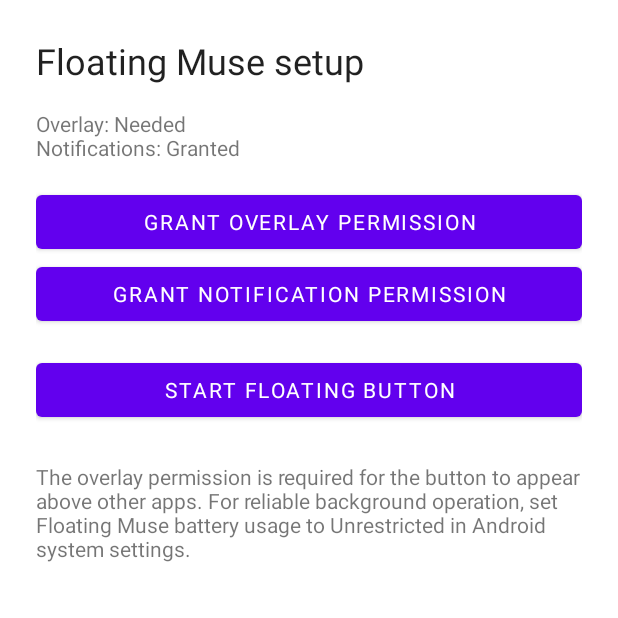
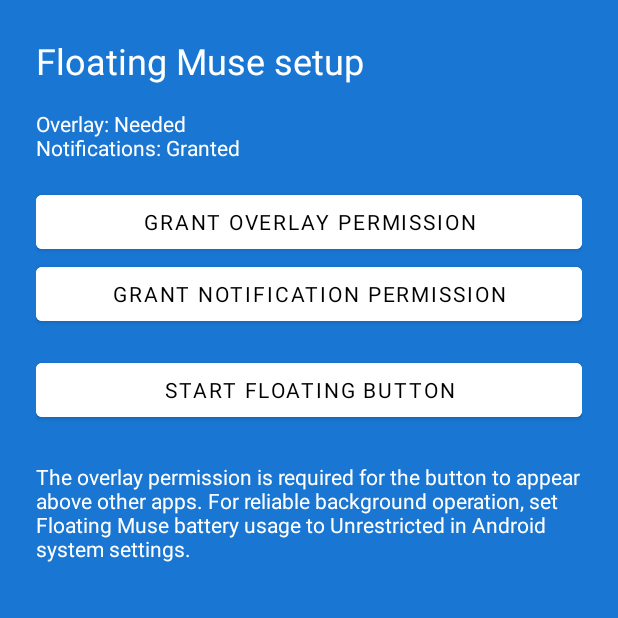
Before and after one commit to Git-FED/Floating-MuseAi-Widget, an Android app: the screen it shows after launch (SettingsActivity), on a phone screen of 412 x 824 dp, the top half of it. Run offline under Robolectric (Android 15) with nearby library versions, the phone set to English and light mode, and no system bars.

Commit message:
Add files via upload

```diff
--- a/app/src/main/java/com/fedos/floatingmuse/FloatingButtonService.kt
+++ b/app/src/main/java/com/fedos/floatingmuse/FloatingButtonService.kt
@@ -101,7 +101,7 @@ class FloatingButtonService : Service() {
     private fun openChat() {
         Toast.makeText(this, "Opening Muse...", Toast.LENGTH_SHORT).show()
         val intent = Intent(this, MiniChatActivity::class.java).apply {
-            addFlags(Intent.FLAG_ACTIVITY_NEW_TASK or Intent.FLAG_ACTIVITY_CLEAR_TOP)
+            addFlags(Intent.FLAG_ACTIVITY_NEW_TASK or Intent.FLAG_ACTIVITY_CLEAR_TASK)
         }
         val pendingIntent = PendingIntent.getActivity(
             this,
--- a/app/src/main/java/com/fedos/floatingmuse/MiniChatActivity.kt
+++ b/app/src/main/java/com/fedos/floatingmuse/MiniChatActivity.kt
@@ -3,6 +3,7 @@ package com.fedos.floatingmuse
 import android.os.Bundle
 import android.view.Gravity
 import android.view.View
+import android.view.WindowManager
 import androidx.appcompat.app.AppCompatActivity
 
 class MiniChatActivity : AppCompatActivity() {
@@ -11,6 +12,8 @@ class MiniChatActivity : AppCompatActivity() {
         setContentView(R.layout.mini_chat)
 
         window.setGravity(Gravity.CENTER)
+        window.addFlags(WindowManager.LayoutParams.FLAG_DIM_BEHIND)
+        window.attributes = window.attributes.apply { dimAmount = 0.55f }
         val metrics = resources.displayMetrics
         window.setLayout((metrics.widthPixels * 0.92f).toInt(), (metrics.heightPixels * 0.85f).toInt())
 
--- a/app/src/main/res/layout/settings.xml
+++ b/app/src/main/res/layout/settings.xml
@@ -1,7 +1,8 @@
 <?xml version="1.0" encoding="utf-8"?>
 <ScrollView xmlns:android="http://schemas.android.com/apk/res/android"
     android:layout_width="match_parent"
-    android:layout_height="match_parent">
+    android:layout_height="match_parent"
+    android:background="@color/muse_blue">
     <LinearLayout
         android:layout_width="match_parent"
         android:layout_height="wrap_content"
@@ -11,33 +12,42 @@
             android:layout_width="match_parent"
             android:layout_height="wrap_content"
             android:text="@string/settings_title"
-            android:textAppearance="@style/TextAppearance.MaterialComponents.Headline5" />
+            android:textAppearance="@style/TextAppearance.MaterialComponents.Headline5"
+            android:textColor="@color/muse_white" />
         <TextView
             android:id="@+id/status_text"
             android:layout_width="match_parent"
             android:layout_height="wrap_content"
-            android:layout_marginTop="16dp" />
+            android:layout_marginTop="16dp"
+            android:textColor="@color/muse_white" />
         <Button
             android:id="@+id/overlay_permission_button"
             android:layout_width="match_parent"
             android:layout_height="wrap_content"
             android:layout_marginTop="16dp"
-            android:text="@string/grant_overlay" />
+            android:text="@string/grant_overlay"
+            android:backgroundTint="@color/muse_white"
+            android:textColor="@color/muse_black" />
         <Button
             android:id="@+id/notification_permission_button"
             android:layout_width="match_parent"
             android:layout_height="wrap_content"
-            android:text="@string/grant_notifications" />
+            android:text="@string/grant_notifications"
+            android:backgroundTint="@color/muse_white"
+            android:textColor="@color/muse_black" />
         <Button
             android:id="@+id/start_button"
             android:layout_width="match_parent"
             android:layout_height="wrap_content"
             android:layout_marginTop="16dp"
-            android:text="@string/start_floating_button" />
+            android:text="@string/start_floating_button"
+            android:backgroundTint="@color/muse_white"
+            android:textColor="@color/muse_black" />
         <TextView
             android:layout_width="match_parent"
             android:layout_height="wrap_content"
             android:layout_marginTop="24dp"
-            android:text="@string/settings_help" />
+            android:text="@string/settings_help"
+            android:textColor="@color/muse_white" />
     </LinearLayout>
 </ScrollView>
--- a/app/src/main/res/values/colors.xml
+++ b/app/src/main/res/values/colors.xml
@@ -1,5 +1,9 @@
 <?xml version="1.0" encoding="utf-8"?>
 <resources>
-    <color name="muse_purple">#6C4AB6</color>
-    <color name="muse_lilac">#BFA7F2</color>
+    <color name="muse_blue">#1976D2</color>
+    <color name="muse_blue_dark">#0D47A1</color>
+    <color name="muse_purple">#1976D2</color>
+    <color name="muse_lilac">#90CAF9</color>
+    <color name="muse_white">#FFFFFFFF</color>
+    <color name="muse_black">#FF000000</color>
 </resources>
--- a/app/src/main/res/values/styles.xml
+++ b/app/src/main/res/values/styles.xml
@@ -2,12 +2,16 @@
 <resources>
     <style name="Theme.FloatingMuse" parent="Theme.MaterialComponents.DayNight.NoActionBar">
         <item name="android:fontFamily">sans</item>
-        <item name="android:colorAccent">@color/muse_purple</item>
+        <item name="android:colorAccent">@color/muse_blue</item>
+        <item name="android:windowLightStatusBar">false</item>
+        <item name="android:statusBarColor">@color/muse_blue_dark</item>
     </style>
 
     <style name="Theme.FloatingMuse.Dialog" parent="Theme.MaterialComponents.DayNight.NoActionBar">
         <item name="android:windowIsFloating">false</item>
         <item name="android:windowNoTitle">true</item>
         <item name="android:windowActionModeOverlay">true</item>
+        <item name="android:windowBackground">@color/muse_white</item>
+        <item name="android:colorAccent">@color/muse_blue</item>
     </style>
 </resources>
```
Also changed, not shown: app/src/main/res/drawable/ic_muse.xml (+5 -2 lines), app/src/main/res/drawable/muse_button.xml (+15 -6 lines).
